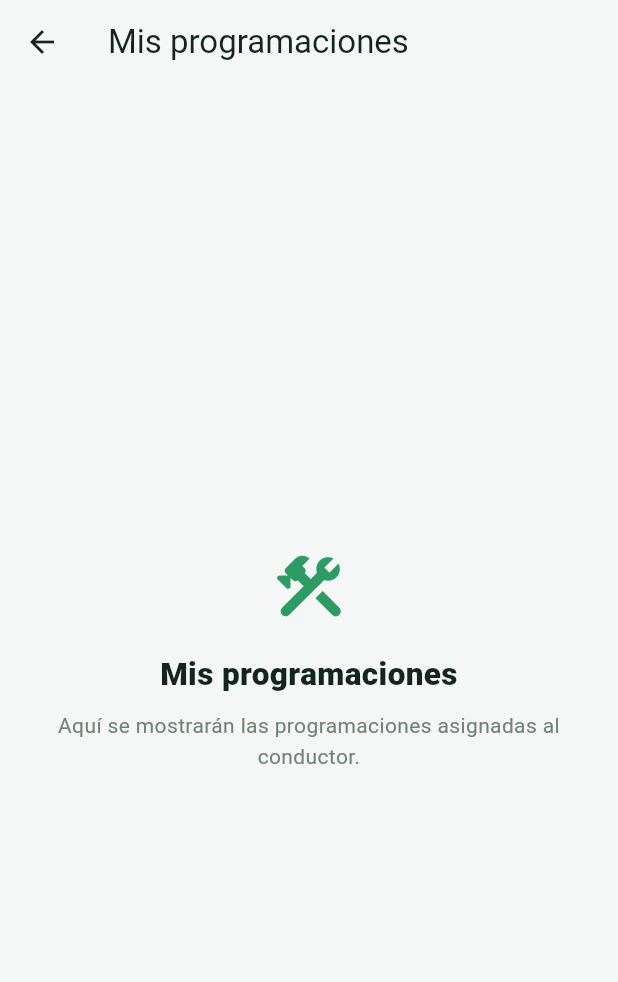
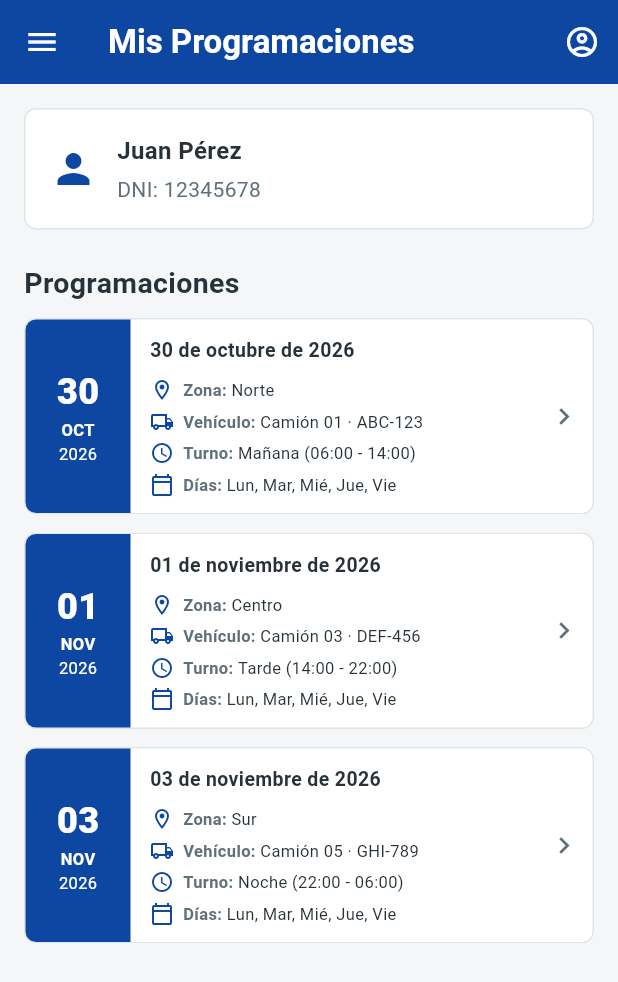
Before and after one commit to AGonzalesCajusol/topicos_mobile, a Flutter app: the DriverHomeScreen screen opened directly, after a tap on "Mis programaciones", on a phone screen of 412 x 824 dp. Shown: the top 982 px of the screen. Run offline on Flutter 3.47's test engine with Material 3 defaults, Android fonts, the phone set to English and light mode, and no system bars; our stand-ins replace google_fonts.

Commit message:
mis programaciones

```diff
--- /dev/null
+++ b/lib/features/programming/presentation/screens/my_program_schedules_screen.dart
@@ -0,0 +1,451 @@
+import 'package:flutter/material.dart';
+
+const _institutionalBlue = Color(0xFF0D47A1);
+const _ink = Color(0xFF263238);
+const _muted = Color(0xFF607078);
+const _line = Color(0xFFE0E5E8);
+const _background = Color(0xFFF4F6F8);
+
+class MyProgramSchedulesScreen extends StatelessWidget {
+  const MyProgramSchedulesScreen({super.key});
+
+  static const schedules = [
+    _Schedule(
+      day: '30',
+      month: 'OCT',
+      year: '2026',
+      date: '30 de octubre de 2026',
+      zone: 'Norte',
+      vehicle: 'Camión 01',
+      plate: 'ABC-123',
+      shift: 'Mañana',
+      hours: '06:00 - 14:00',
+      workDays: 'Lun, Mar, Mié, Jue, Vie',
+    ),
+    _Schedule(
+      day: '01',
+      month: 'NOV',
+      year: '2026',
+      date: '01 de noviembre de 2026',
+      zone: 'Centro',
+      vehicle: 'Camión 03',
+      plate: 'DEF-456',
+      shift: 'Tarde',
+      hours: '14:00 - 22:00',
+      workDays: 'Lun, Mar, Mié, Jue, Vie',
+    ),
+    _Schedule(
+      day: '03',
+      month: 'NOV',
+      year: '2026',
+      date: '03 de noviembre de 2026',
+      zone: 'Sur',
+      vehicle: 'Camión 05',
+      plate: 'GHI-789',
+      shift: 'Noche',
+      hours: '22:00 - 06:00',
+      workDays: 'Lun, Mar, Mié, Jue, Vie',
+    ),
+  ];
+
+  @override
+  Widget build(BuildContext context) {
+    return Scaffold(
+      backgroundColor: _background,
+      appBar: AppBar(
+        backgroundColor: _institutionalBlue,
+        foregroundColor: Colors.white,
+        elevation: 0,
+        title: const Text(
+          'Mis Programaciones',
+          style: TextStyle(fontWeight: FontWeight.w700),
+        ),
+        leading: IconButton(
+          tooltip: 'Menú',
+          onPressed: () {},
+          icon: const Icon(Icons.menu),
+        ),
+        actions: [
+          IconButton(
+            tooltip: 'Perfil',
+            onPressed: () {},
+            icon: const Icon(Icons.account_circle_outlined),
+          ),
+        ],
+      ),
+      body: ListView(
+        padding: const EdgeInsets.fromLTRB(16, 16, 16, 24),
+        children: [
+          const _DriverCard(),
+          const SizedBox(height: 22),
+          const Text(
+            'Programaciones',
+            style: TextStyle(
+              color: _ink,
+              fontSize: 19,
+              fontWeight: FontWeight.w700,
+            ),
+          ),
+          const SizedBox(height: 10),
+          ...schedules.map(
+            (schedule) => Padding(
+              padding: const EdgeInsets.only(bottom: 12),
+              child: _ScheduleCard(
+                schedule: schedule,
+                onTap: () => _showDetails(context, schedule),
+              ),
+            ),
+          ),
+        ],
+      ),
+    );
+  }
+
+  void _showDetails(BuildContext context, _Schedule schedule) {
+    showModalBottomSheet<void>(
+      context: context,
+      isScrollControlled: true,
+      backgroundColor: Colors.transparent,
+      builder: (_) => _ScheduleDetails(schedule: schedule),
+    );
+  }
+}
+
+class _Schedule {
+  const _Schedule({
+    required this.day,
+    required this.month,
+    required this.year,
+    required this.date,
+    required this.zone,
+    required this.vehicle,
+    required this.plate,
+    required this.shift,
+    required this.hours,
+    required this.workDays,
+  });
+
+  final String day;
+  final String month;
+  final String year;
+  final String date;
+  final String zone;
+  final String vehicle;
+  final String plate;
+  final String shift;
+  final String hours;
+  final String workDays;
+}
+
+class _DriverCard extends StatelessWidget {
+  const _DriverCard();
+
+  @override
+  Widget build(BuildContext context) {
+    return Container(
+      padding: const EdgeInsets.all(16),
+      decoration: BoxDecoration(
+        color: Colors.white,
+        border: Border.all(color: _line),
+        borderRadius: BorderRadius.circular(8),
+      ),
+      child: const Row(
+        children: [
+          Icon(Icons.person, color: _institutionalBlue, size: 32),
+          SizedBox(width: 13),
+          Column(
+            crossAxisAlignment: CrossAxisAlignment.start,
+            children: [
+              Text(
+                'Juan Pérez',
+                style: TextStyle(
+                  color: _ink,
+                  fontSize: 16,
+                  fontWeight: FontWeight.w700,
+                ),
+              ),
+              SizedBox(height: 4),
+              Text('DNI: 12345678', style: TextStyle(color: _muted)),
+            ],
+          ),
+        ],
+      ),
+    );
+  }
+}
+
+class _ScheduleCard extends StatelessWidget {
+  const _ScheduleCard({required this.schedule, required this.onTap});
+
+  final _Schedule schedule;
+  final VoidCallback onTap;
+
+  @override
+  Widget build(BuildContext context) {
+    return Material(
+      color: Colors.white,
+      borderRadius: BorderRadius.circular(8),
+      child: Ink(
+        decoration: BoxDecoration(
+          border: Border.all(color: _line),
+          borderRadius: BorderRadius.circular(8),
+        ),
+        child: InkWell(
+          onTap: onTap,
+          borderRadius: BorderRadius.circular(8),
+          child: IntrinsicHeight(
+            child: Row(
+              crossAxisAlignment: CrossAxisAlignment.stretch,
+              children: [
+                Container(
+                  width: 70,
+                  padding: const EdgeInsets.symmetric(vertical: 10),
+                  decoration: const BoxDecoration(
+                    color: _institutionalBlue,
+                    borderRadius: BorderRadius.horizontal(
+                      left: Radius.circular(7),
+                    ),
+                  ),
+                  child: Column(
+                    mainAxisAlignment: MainAxisAlignment.center,
+                    children: [
+                      Text(
+                        schedule.day,
+                        style: const TextStyle(
+                          color: Colors.white,
+                          fontSize: 24,
+                          fontWeight: FontWeight.w800,
+                        ),
+                      ),
+                      Text(
+                        schedule.month,
+                        style: const TextStyle(
+                          color: Colors.white,
+                          fontSize: 11,
+                          fontWeight: FontWeight.w700,
+                        ),
+                      ),
+                      Text(
+                        schedule.year,
+                        style: const TextStyle(
+                          color: Colors.white,
+                          fontSize: 11,
+                        ),
+                      ),
+                    ],
+                  ),
+                ),
+                Expanded(
+                  child: Padding(
+                    padding: const EdgeInsets.fromLTRB(13, 11, 9, 11),
+                    child: Column(
+                      crossAxisAlignment: CrossAxisAlignment.start,
+                      children: [
+                        Text(
+                          schedule.date,
+                          style: const TextStyle(
+                            color: _ink,
+                            fontSize: 13,
+                            fontWeight: FontWeight.w700,
+                          ),
+                        ),
+                        const SizedBox(height: 9),
+                        _ScheduleInfo(
+                          icon: Icons.location_on_outlined,
+                          label: 'Zona',
+                          value: schedule.zone,
+                        ),
+                        const SizedBox(height: 5),
+                        _ScheduleInfo(
+                          icon: Icons.local_shipping_outlined,
+                          label: 'Vehículo',
+                          value: '${schedule.vehicle} · ${schedule.plate}',
+                        ),
+                        const SizedBox(height: 5),
+                        _ScheduleInfo(
+                          icon: Icons.access_time,
+                          label: 'Turno',
+                          value: '${schedule.shift} (${schedule.hours})',
+                        ),
+                        const SizedBox(height: 5),
+                        _ScheduleInfo(
+                          icon: Icons.calendar_today_outlined,
+                          label: 'Días',
+                          value: schedule.workDays,
+                        ),
+                      ],
+                    ),
+                  ),
+                ),
+                const Padding(
+                  padding: EdgeInsets.only(right: 8),
+                  child: Icon(Icons.chevron_right, color: _muted, size: 22),
+                ),
+              ],
+            ),
+          ),
+        ),
+      ),
+    );
+  }
+}
+
+class _ScheduleInfo extends StatelessWidget {
+  const _ScheduleInfo({
+    required this.icon,
+    required this.label,
+    required this.value,
+  });
+
+  final IconData icon;
+  final String label;
+  final String value;
+
+  @override
+  Widget build(BuildContext context) {
+    return Row(
+      crossAxisAlignment: CrossAxisAlignment.start,
+      children: [
+        Icon(icon, color: _institutionalBlue, size: 16),
+        const SizedBox(width: 6),
+        Expanded(
+          child: Text.rich(
+            TextSpan(
+              children: [
+                TextSpan(
+                  text: '$label: ',
+                  style: const TextStyle(
+                    color: _muted,
+                    fontSize: 11,
+                    fontWeight: FontWeight.w600,
+                  ),
+                ),
+                TextSpan(
+                  text: value,
+                  style: const TextStyle(color: _ink, fontSize: 11),
+                ),
+              ],
+            ),
+          ),
+        ),
+      ],
+    );
+  }
+}
+
+class _ScheduleDetails extends StatelessWidget {
+  const _ScheduleDetails({required this.schedule});
+
+  final _Schedule schedule;
+
+  @override
+  Widget build(BuildContext context) {
+    return Container(
+      constraints: BoxConstraints(
+        maxHeight: MediaQuery.sizeOf(context).height * .82,
+      ),
+      decoration: const BoxDecoration(
+        color: Colors.white,
+        borderRadius: BorderRadius.vertical(top: Radius.circular(12)),
+      ),
+      child: SafeArea(
+        child: SingleChildScrollView(
+          padding: const EdgeInsets.fromLTRB(20, 12, 20, 20),
+          child: Column(
+            crossAxisAlignment: CrossAxisAlignment.start,
+            children: [
+              Center(
+                child: Container(
+                  width: 38,
+                  height: 4,
+                  decoration: BoxDecoration(
+                    color: _line,
+                    borderRadius: BorderRadius.circular(2),
+                  ),
+                ),
+              ),
+              const SizedBox(height: 20),
+              const Text(
+                'Detalle de programación',
+                style: TextStyle(
+                  color: _ink,
+                  fontSize: 20,
+                  fontWeight: FontWeight.w700,
+                ),
+              ),
+              const SizedBox(height: 5),
+              Text(schedule.date, style: const TextStyle(color: _muted)),
+              const SizedBox(height: 20),
+              _DetailRow(Icons.location_on_outlined, 'Zona', schedule.zone),
+              _DetailRow(
+                Icons.local_shipping_outlined,
+                'Vehículo',
+                schedule.vehicle,
+              ),
+              _DetailRow(
+                Icons.confirmation_number_outlined,
+                'Placa',
+                schedule.plate,
+              ),
+              _DetailRow(Icons.wb_sunny_outlined, 'Turno', schedule.shift),
+              _DetailRow(Icons.access_time, 'Horario', schedule.hours),
+              _DetailRow(
+                Icons.calendar_today_outlined,
+                'Días de trabajo',
+                schedule.workDays,
+              ),
+              const SizedBox(height: 8),
+              SizedBox(
+                width: double.infinity,
+                height: 44,
+                child: OutlinedButton(
+                  onPressed: () => Navigator.pop(context),
+                  style: OutlinedButton.styleFrom(
+                    foregroundColor: _institutionalBlue,
+                    side: const BorderSide(color: _line),
+                    shape: RoundedRectangleBorder(
+                      borderRadius: BorderRadius.circular(6),
+                    ),
+                  ),
+                  child: const Text('Cerrar'),
+                ),
+              ),
+            ],
+          ),
+        ),
+      ),
+    );
+  }
+}
+
+class _DetailRow extends StatelessWidget {
+  const _DetailRow(this.icon, this.label, this.value);
+
+  final IconData icon;
+  final String label;
+  final String value;
+
+  @override
+  Widget build(BuildContext context) {
+    return Padding(
+      padding: const EdgeInsets.only(bottom: 15),
+      child: Row(
+        crossAxisAlignment: CrossAxisAlignment.start,
+        children: [
+          Icon(icon, color: _institutionalBlue, size: 18),
+          const SizedBox(width: 10),
+          Expanded(
+            child: Text(label, style: const TextStyle(color: _muted)),
+          ),
+          Flexible(
+            child: Text(
+              value,
+              textAlign: TextAlign.end,
+              style: const TextStyle(color: _ink, fontWeight: FontWeight.w700),
+            ),
+          ),
+        ],
+      ),
+    );
+  }
+}
--- a/lib/main.dart
+++ b/lib/main.dart
@@ -1,9 +1,12 @@
+import 'features/programming/presentation/screens/my_program_schedules_screen.dart';
+
 import 'package:flutter/material.dart';
 import 'package:google_fonts/google_fonts.dart';
 
 void main() => runApp(const DriverApp());
 
 const _green = Color(0xFF2E9B65);
+const _institutionalBlue = Color(0xFF0D47A1);
 const _dark = Color(0xFF14251F);
 const _muted = Color(0xFF718078);
 const _bg = Color(0xFFF4F7F5);
@@ -219,25 +222,15 @@ class _FieldLabel extends StatelessWidget {
   );
 }
 
-class DriverHomeScreen extends StatefulWidget {
+class DriverHomeScreen extends StatelessWidget {
   const DriverHomeScreen({super.key});
 
   @override
-  State<DriverHomeScreen> createState() => _DriverHomeScreenState();
-}
-
-class _DriverHomeScreenState extends State<DriverHomeScreen> {
-  int _selectedIndex = 0;
-
-  @override
   Widget build(BuildContext context) {
-    final pages = [
-      const _DashboardTab(),
-      const _ScheduleTab(),
-      const _HistoryTab(),
-    ];
     return Scaffold(
       appBar: AppBar(
+              backgroundColor: _institutionalBlue,
+              foregroundColor: Colors.white,
               title: const Text(
                 'Panel del conductor',
                 style: TextStyle(fontWeight: FontWeight.w800),
@@ -254,27 +247,7 @@ class _DriverHomeScreenState extends State<DriverHomeScreen> {
                 const SizedBox(width: 8),
               ],
             ),
-      body: SafeArea(child: pages[_selectedIndex]),
-      bottomNavigationBar: NavigationBar(
-        selectedIndex: _selectedIndex,
-        onDestinationSelected: (value) =>
-            setState(() => _selectedIndex = value),
-        destinations: const [
-          NavigationDestination(
-            icon: Icon(Icons.home_outlined),
-            selectedIcon: Icon(Icons.home_rounded),
-            label: 'Inicio',
-          ),
-          NavigationDestination(
-            icon: Icon(Icons.calendar_month_outlined),
-            label: 'Agenda',
-          ),
-          NavigationDestination(
-            icon: Icon(Icons.history_rounded),
-            label: 'Historial',
-          ),
-        ],
-      ),
+      body: const SafeArea(child: _DashboardTab()),
     );
   }
 }
@@ -285,13 +258,13 @@ class _DashboardTab extends StatelessWidget {
   @override
   Widget build(BuildContext context) {
     return ListView(
-      padding: const EdgeInsets.fromLTRB(20, 10, 20, 28),
+      padding: const EdgeInsets.fromLTRB(16, 16, 16, 28),
       children: [
         Container(
-          padding: const EdgeInsets.all(20),
+          padding: const EdgeInsets.all(16),
           decoration: BoxDecoration(
-            color: _dark,
-            borderRadius: BorderRadius.circular(22),
+            color: _institutionalBlue,
+            borderRadius: BorderRadius.circular(8),
           ),
           child: Column(
             crossAxisAlignment: CrossAxisAlignment.start,
@@ -337,24 +310,37 @@ class _DashboardTab extends StatelessWidget {
             ],
           ),
         ),
-        const SizedBox(height: 25),
+        const SizedBox(height: 22),
         const Text(
           'Accesos rápidos',
           style: TextStyle(
             color: _dark,
-            fontSize: 19,
+            fontSize: 18,
             fontWeight: FontWeight.w800,
           ),
         ),
-        const SizedBox(height: 14),
+        const SizedBox(height: 10),
         _ActionTile(
           icon: Icons.assignment_outlined,
           title: 'Mis programaciones',
           subtitle: 'Consulta tus fechas y horarios asignados',
-          onTap: () => _open(
-            context,
-            'Mis programaciones',
-            'Aquí se mostrarán las programaciones asignadas al conductor.',
+          onTap: () => Navigator.of(context).push(
+            MaterialPageRoute(
+              builder: (_) => const MyProgramSchedulesScreen(),
+            ),
+          ),
+        ),
+        _ActionTile(
+          icon: Icons.history_rounded,
+          title: 'Historial de recorridos',
+          subtitle: 'Consulta tus recorridos anteriores',
+          onTap: () => Navigator.of(context).push(
+            MaterialPageRoute(
+              builder: (_) => const Scaffold(
+                appBar: AppBar(title: Text('Historial de recorridos')),
+                body: _HistoryTab(),
+              ),
+            ),
           ),
         ),
         _ActionTile(
@@ -428,25 +414,25 @@ class _ActionTile extends StatelessWidget {
 
   @override
   Widget build(BuildContext context) => Card(
-    margin: const EdgeInsets.only(bottom: 11),
+    margin: const EdgeInsets.only(bottom: 8),
     color: Colors.white,
     elevation: 0,
     shape: RoundedRectangleBorder(
-      borderRadius: BorderRadius.circular(17),
-      side: const BorderSide(color: Color(0xFFE8EEEA)),
+      borderRadius: BorderRadius.circular(8),
+      side: const BorderSide(color: Color(0xFFE0E5E8)),
     ),
     child: ListTile(
-      contentPadding: const EdgeInsets.symmetric(horizontal: 15, vertical: 8),
+      contentPadding: const EdgeInsets.symmetric(horizontal: 12, vertical: 5),
       leading: Container(
-        width: 47,
-        height: 47,
+        width: 42,
+        height: 42,
         decoration: BoxDecoration(
           color: accent
-              ? _green.withValues(alpha: .14)
-              : const Color(0xFFF0F5F2),
-          borderRadius: BorderRadius.circular(14),
+              ? _institutionalBlue.withValues(alpha: .12)
+              : const Color(0xFFF1F4F7),
+          borderRadius: BorderRadius.circular(8),
         ),
-        child: Icon(icon, color: _green),
+        child: Icon(icon, color: _institutionalBlue, size: 22),
       ),
       title: Text(
         title,
@@ -473,11 +459,9 @@ class _ScheduleTab extends StatelessWidget {
   const _ScheduleTab();
 
   @override
-  Widget build(BuildContext context) => const _InfoPage(
-    title: 'Mis programaciones',
-    description: 'En esta sección aparecerán tus programaciones asignadas. La fecha y hora serán de solo lectura para el conductor.',
-    icon: Icons.calendar_month_outlined,
-  );
+  Widget build(BuildContext context) {
+    return const MyProgramSchedulesScreen();
+  }
 }
 
 class _HistoryTab extends StatelessWidget {
@@ -730,6 +714,14 @@ class _StatusCard extends StatelessWidget {
 }
 
 void _open(BuildContext context, String title, String description) {
+  if (title == 'Mis programaciones') {
+    Navigator.push(
+      context,
+      MaterialPageRoute(builder: (_) => const MyProgramSchedulesScreen()),
+    );
+    return;
+  }
+
   Navigator.push(
     context,
     MaterialPageRoute(
```
Also changed, not shown: 1 other file. Lines whose indentation alone changed are shown as unchanged.
